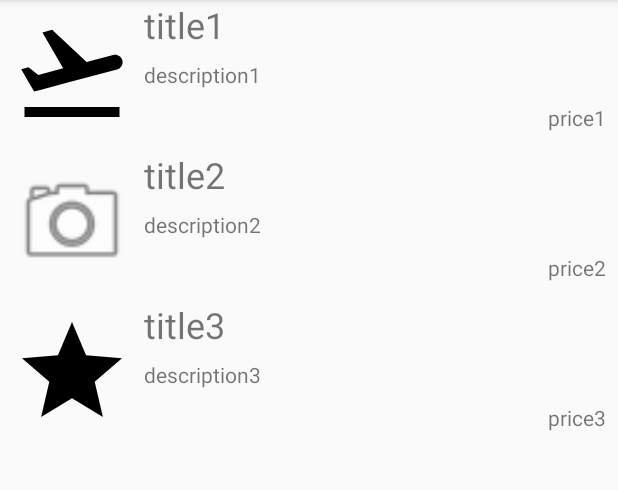
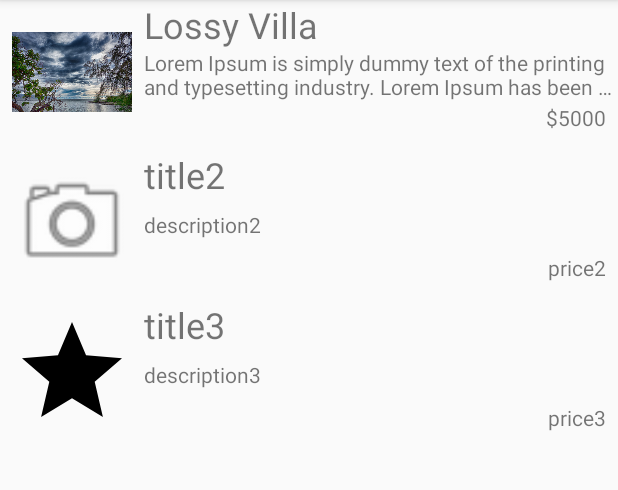
Before and after one commit to JoseGeorges8/trivelApp, an Android app: the screen it shows after launch (MainActivity), after a tap on "Our Packages", on a phone screen of 412 x 824 dp, the part 84-574 px from its top. Run offline under Robolectric (Android 15) with nearby library versions, the light colour scheme and no system bars; 1 other tap on this screen came first.

Commit message:
#9 Final check before merging and set up location intent
* Made a fake location along with pictures

* Created the location intent

```diff
--- a/app/src/main/java/com/example/josegeorges/trivelapp/PackagesFragment.java
+++ b/app/src/main/java/com/example/josegeorges/trivelapp/PackagesFragment.java
@@ -96,24 +96,37 @@ public class PackagesFragment extends Fragment {
     public void populatePackages(){
         tripPackages.clear();
         //title for each object
-      String[] titles = {"title1", "title2", "title3"};
+      String[] titles = {"Lossy Villa", "title2", "title3"};
         //description for each object
-      String[] descriptions = {"description1", "description2", "description3"};
+      String[] descriptions = {"Lorem Ipsum is simply dummy text of the printing and typesetting industry. " +
+              "Lorem Ipsum has been the industry's standard dummy text ever since the 1500s, when an unknown " +
+              "printer took a galley of type and scrambled it to make a type specimen book. It has survived not only " +
+              "five centuries, but also the leap into electronic typesetting, remaining essentially unchanged. It was " +
+              "popularised in the 1960s with the release of Letraset sheets containing Lorem Ipsum passages, and more " +
+              "recently with desktop publishing software like Aldus PageMaker including versions of Lorem Ipsum.",
+              "description2", "description3"};
        //activities for each object
-        String[] activities = {"activity1", "activity2", "activity3"};
+        String[] activities = {"\u2022 See a movie at the drive-in.\n" +
+                "\u2022 Walk on the boardwalk and listen to the boards creak under your feet.\n" +
+                "\u2022 Blow bubbles.\n" +
+                "\u2022 Play tag, hopscotch, or one of your favorite childhood games.\n" +
+                "\u2022 Ride a roller coaster.\n" +
+                "\u2022 Play miniature golf.\n" +
+                "\u2022 Win a prize at the fair.\n" +
+                "\u2022 Catch fireflies at night.", "activity2", "activity3"};
         ArrayList<String[]> arrayListActivities = new ArrayList<>();
         arrayListActivities.add(activities);
         arrayListActivities.add(activities);
         arrayListActivities.add(activities);
         //duration for each object
-        String[] duration = {"duration1", "duration2", "duration3"};
+        String[] duration = {"5 Days", "duration2", "duration3"};
         //prices for each object
-      String[] prices = {"price1", "price2", "price3"};
+      String[] prices = {"$5000", "price2", "price3"};
       //location for each object
-      String[] longitude = {"232", "2424", "646"};
-      String[] latitute = {"666", "554", "323"};
+      String[] longitude = {"121.4737", "2424", "646"};
+      String[] latitute = {"31.2304", "554", "323"};
         //array of images id for each object
-        int[] imagesIds = {R.drawable.ic_flight_takeoff_black_24dp, R.drawable.ic_check_circle_black_24dp, R.drawable.ic_group_black_24dp};
+        int[] imagesIds = {R.drawable.pic1, R.drawable.pic2, R.drawable.pic3, R.drawable.pic4, R.drawable.pic5};
         int[] imagesIds2 = {R.drawable.ic_menu_camera, R.drawable.ic_check_circle_black_24dp, R.drawable.ic_group_black_24dp};
         int[] imagesIds3 = {R.drawable.ic_star_black_24dp, R.drawable.ic_check_circle_black_24dp, R.drawable.ic_group_black_24dp};
 
```
Also changed, not shown: app/src/main/java/com/example/josegeorges/trivelapp/TripViewFragment.java (+22 -5 lines), app/src/main/res/layout/fragment_tripview.xml (+8 -1 lines), app/src/main/res/drawable/pic1.jpg (added), app/src/main/res/drawable/pic2.jpg (added), app/src/main/res/drawable/pic3.jpg (added), app/src/main/res/drawable/pic4.jpg (added), app/src/main/res/drawable/pic5.jpg (added), app/src/main/res/drawable/trip1Pics/pic1.jpg (added), app/src/main/res/drawable/trip1Pics/pic2.jpg (added), app/src/main/res/drawable/trip1Pics/pic3.jpg (added), app/src/main/res/drawable/trip1Pics/pic4.jpg (added), app/src/main/res/drawable/trip1Pics/pic5.jpg (added).
